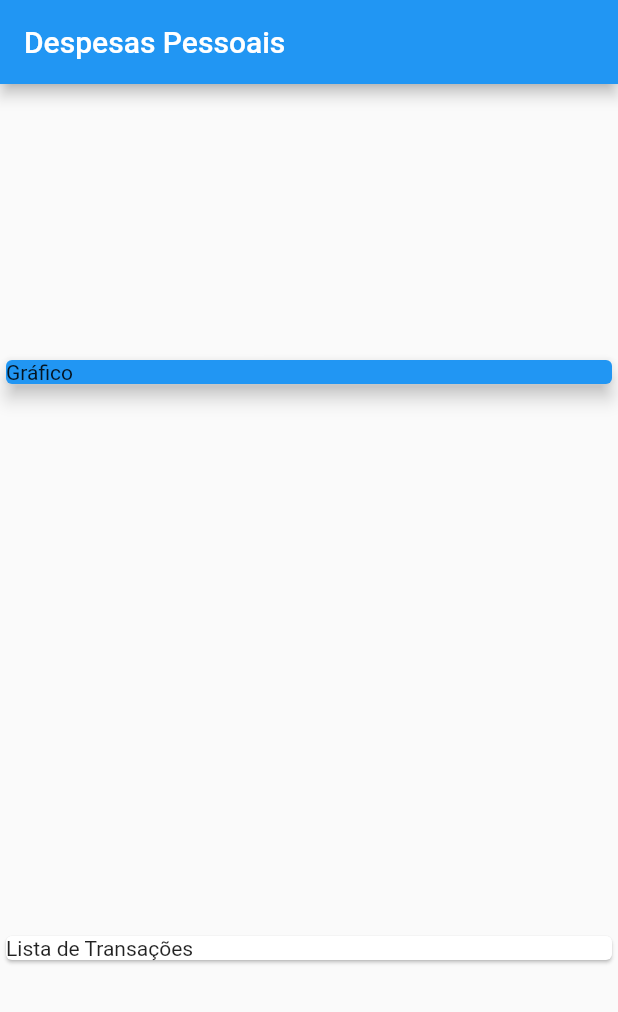
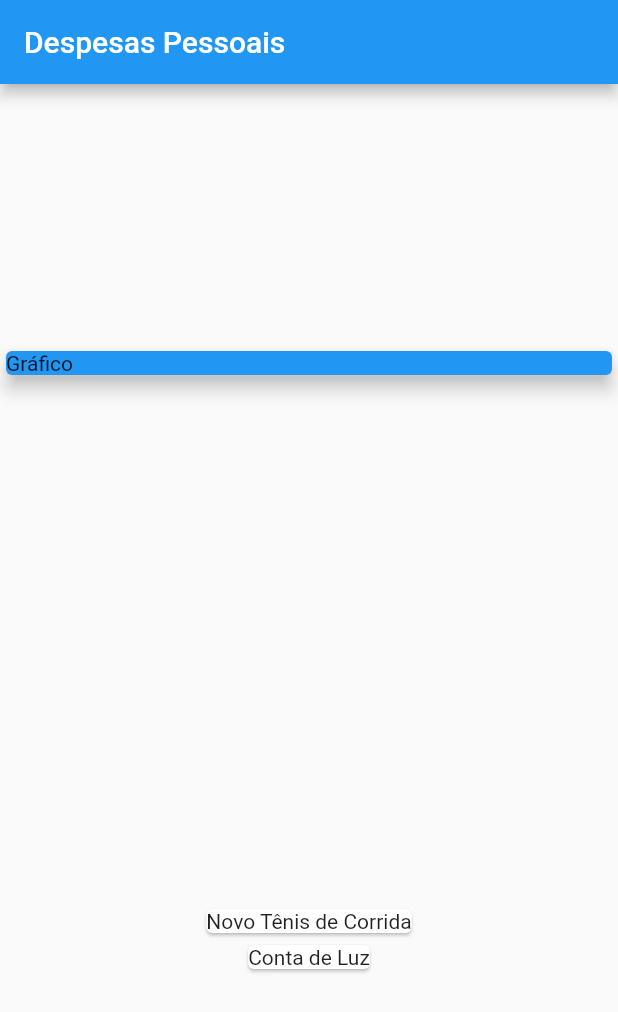
Before and after one commit to MatheusRomeike/expenses_app, a Flutter app: the screen it shows after launch, on a phone screen of 412 x 824 dp. Shown: the top 1012 px of the screen. Run offline on Flutter 3.47's test engine with Material 2 defaults, Android fonts, the phone set to English and light mode, and no system bars.

Commit message:
map transactions into cards

```diff
--- a/lib/main.dart
+++ b/lib/main.dart
@@ -46,8 +46,12 @@ class MyHomePage extends StatelessWidget {
               child: Text("Gráfico"),
             ),
           ),
-          const Card(
-            child: Text("Lista de Transações"),
+          Column(
+            children: _transactions.map((tr) {
+              return Card(
+                child: Text(tr.title),
+              );
+            }).toList(),
           ),
         ],
       ),
```
